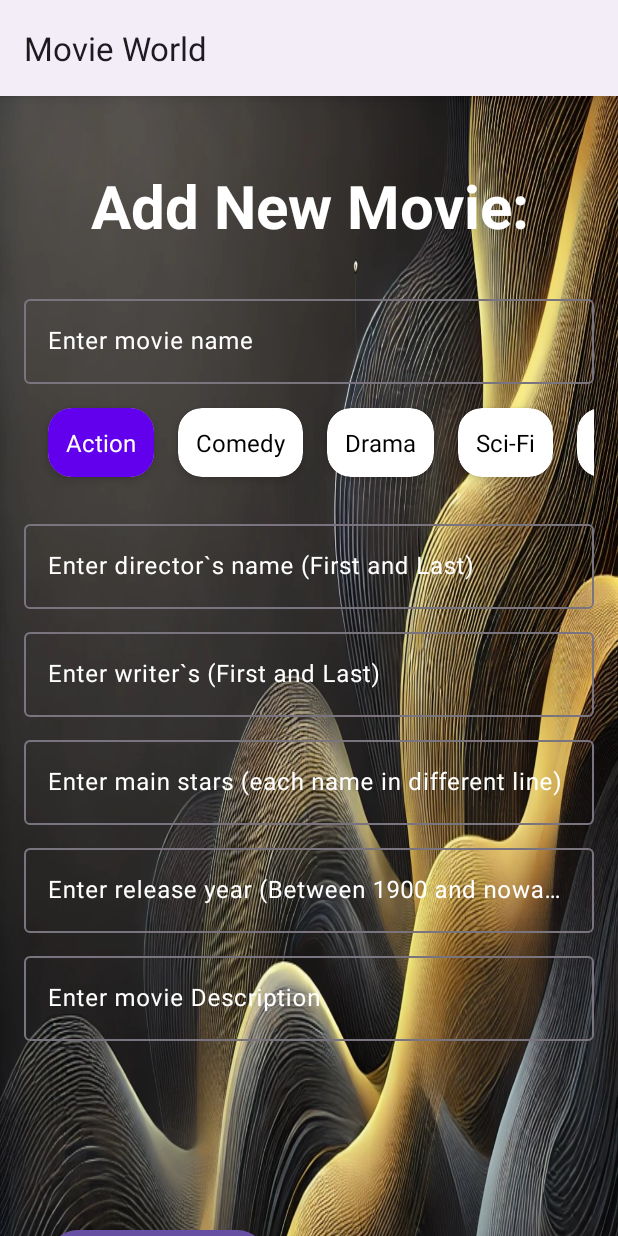
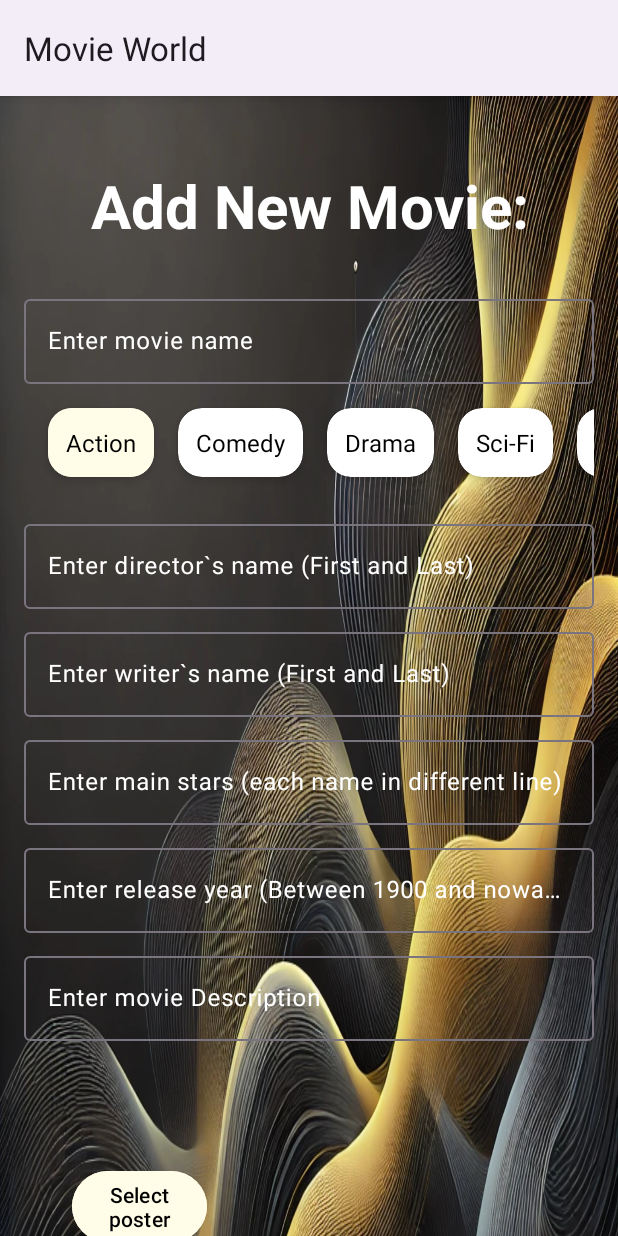
Before and after one commit to yuval-itzhak/Movie-World-App, an Android app: the AddMovieFragment screen opened through its navigation route, after a tap on "Action", on a phone screen of 412 x 824 dp. Run offline under Robolectric (Android 15) with nearby library versions, the phone set to English and light mode, and no system bars; our stand-ins replace Room's generated code.

Commit message:
genre color update

```diff
--- a/app/src/main/java/com/example/architectureproject/ui/genre_selection/GenreAdapter.kt
+++ b/app/src/main/java/com/example/architectureproject/ui/genre_selection/GenreAdapter.kt
@@ -28,12 +28,24 @@ class GenreAdapter(
         holder.genreTextView.text = genre
 
         // Update background color based on selection
+        // Default state: all items have background #FFFDE7 and text color black
+        holder.genreTextView.setBackgroundColor(0xFFFDE7.toInt())
+        holder.genreTextView.setTextColor(0xFF000000.toInt()) // Black color for text
+
+        // Highlight selected item
         if (position == selectedPosition) {
-            holder.genreTextView.setBackgroundColor(0xFF6200EE.toInt()) // Highlighted color (purple)
-            holder.genreTextView.setTextColor(0xFFFFFFFF.toInt()) // White text
-        } else {
-            holder.genreTextView.setBackgroundColor(0xA9A9A9.toInt()) // Default color (light gray)
-            holder.genreTextView.setTextColor(0xFF000000.toInt()) // Black text
+            holder.genreTextView.setBackgroundColor(0xFFF5DD42.toInt()) // Yellow background
+            holder.genreTextView.setTextColor(0xFF000000.toInt()) // Black color for text
+        }
+
+        // Handle click event to update selection
+        holder.itemView.setOnClickListener {
+            val previousPosition = selectedPosition
+            selectedPosition = position
+
+            // Notify changes to update UI
+            notifyItemChanged(previousPosition) // Refresh previously selected item
+            notifyItemChanged(selectedPosition) // Refresh newly selected item
         }
 
         // Handle item click
--- a/app/src/main/res/layout/add_movie_layout.xml
+++ b/app/src/main/res/layout/add_movie_layout.xml
@@ -8,9 +8,9 @@
     <LinearLayout
         android:layout_width="match_parent"
         android:layout_height="match_parent"
+        android:background="@drawable/background_black_yellow"
         android:orientation="vertical"
         android:padding="16dp"
-        android:background="@drawable/background_black_yellow"
         tools:context=".ui.add_character.AddMovieFragment">
 
         <TextView
@@ -22,16 +22,16 @@
             android:gravity="center"
             android:padding="10dp"
             android:text="Add New Movie:"
+            android:textColor="@color/white"
             android:textSize="40sp"
-            android:textColor="@color/white"
             android:textStyle="bold" />
 
         <com.google.android.material.textfield.TextInputLayout
             style="@style/ThemeOverlay.Material3.AutoCompleteTextView.OutlinedBox.Dense"
             android:layout_width="match_parent"
+            android:layout_height="wrap_content"
             android:textColor="@color/white"
-            android:textColorHint="@color/white"
-            android:layout_height="wrap_content">
+            android:textColorHint="@color/white">
 
             <com.google.android.material.textfield.TextInputEditText
                 android:id="@+id/movie_title"
@@ -61,123 +61,135 @@
             style="@style/ThemeOverlay.Material3.AutoCompleteTextView.OutlinedBox.Dense"
             android:layout_width="match_parent"
             android:layout_height="wrap_content"
+            android:layout_marginTop="10dp"
             android:textColor="@color/white"
-            android:textColorHint="@color/white"
-            android:layout_marginTop="10dp">
+            android:textColorHint="@color/white">
 
             <com.google.android.material.textfield.TextInputEditText
                 android:id="@+id/movie_director"
                 android:layout_width="match_parent"
+                android:layout_height="wrap_content"
+                android:hint="Enter director`s name (First and Last)"
                 android:textColor="@color/white"
-                android:textColorHint="@color/white"
-                android:layout_height="wrap_content"
-                android:hint="Enter director`s name (First and Last)" />
+                android:textColorHint="@color/white" />
         </com.google.android.material.textfield.TextInputLayout>
 
         <com.google.android.material.textfield.TextInputLayout
             style="@style/ThemeOverlay.Material3.AutoCompleteTextView.OutlinedBox.Dense"
             android:layout_width="match_parent"
             android:layout_height="wrap_content"
+            android:layout_marginTop="10dp"
             android:textColor="@color/white"
-            android:textColorHint="@color/white"
-            android:layout_marginTop="10dp">
+            android:textColorHint="@color/white">
 
             <com.google.android.material.textfield.TextInputEditText
                 android:id="@+id/movie_writer"
                 android:layout_width="match_parent"
+                android:layout_height="wrap_content"
+                android:hint="Enter writer`s name (First and Last)"
                 android:textColor="@color/white"
-                android:textColorHint="@color/white"
-                android:layout_height="wrap_content"
-                android:hint="Enter writer`s (First and Last)" />
+                android:textColorHint="@color/white" />
         </com.google.android.material.textfield.TextInputLayout>
 
         <com.google.android.material.textfield.TextInputLayout
             style="@style/ThemeOverlay.Material3.AutoCompleteTextView.OutlinedBox.Dense"
             android:layout_width="match_parent"
             android:layout_height="wrap_content"
+            android:layout_marginTop="10dp"
             android:textColor="@color/white"
-            android:textColorHint="@color/white"
-            android:layout_marginTop="10dp">
+            android:textColorHint="@color/white">
 
             <com.google.android.material.textfield.TextInputEditText
                 android:id="@+id/movie_stars"
                 android:layout_width="match_parent"
+                android:layout_height="wrap_content"
+                android:hint="Enter main stars (each name in different line)"
                 android:textColor="@color/white"
-                android:textColorHint="@color/white"
-                android:layout_height="wrap_content"
-                android:hint="Enter main stars (each name in different line)" />
+                android:textColorHint="@color/white" />
         </com.google.android.material.textfield.TextInputLayout>
 
         <com.google.android.material.textfield.TextInputLayout
             style="@style/ThemeOverlay.Material3.AutoCompleteTextView.OutlinedBox.Dense"
             android:layout_width="match_parent"
             android:layout_height="wrap_content"
+            android:layout_marginTop="10dp"
             android:textColor="@color/white"
-            android:textColorHint="@color/white"
-            android:layout_marginTop="10dp">
+            android:textColorHint="@color/white">
 
             <com.google.android.material.textfield.TextInputEditText
                 android:id="@+id/movie_release"
                 android:layout_width="match_parent"
                 android:layout_height="wrap_content"
+                android:hint="Enter release year (Between 1900 and nowadays)"
+                android:inputType="number"
                 android:textColor="@color/white"
-                android:textColorHint="@color/white"
-                android:hint="Enter release year (Between 1900 and nowadays)"
-                android:inputType="number" />
+                android:textColorHint="@color/white" />
         </com.google.android.material.textfield.TextInputLayout>
 
         <com.google.android.material.textfield.TextInputLayout
             style="@style/ThemeOverlay.Material3.AutoCompleteTextView.OutlinedBox.Dense"
             android:layout_width="match_parent"
             android:layout_height="wrap_content"
+            android:layout_marginTop="10dp"
             android:textColor="@color/white"
-            android:textColorHint="@color/white"
-            android:layout_marginTop="10dp">
+            android:textColorHint="@color/white">
 
             <com.google.android.material.textfield.TextInputEditText
                 android:id="@+id/movie_description"
                 android:layout_width="match_parent"
+                android:layout_height="wrap_content"
+                android:hint="Enter movie Description"
                 android:textColor="@color/white"
-                android:textColorHint="@color/white"
-                android:layout_height="wrap_content"
-                android:hint="Enter movie Description" />
+                android:textColorHint="@color/white" />
         </com.google.android.material.textfield.TextInputLayout>
 
         <LinearLayout
             android:layout_width="match_parent"
             android:layout_height="wrap_content"
+            android:gravity="center_vertical"
             android:orientation="horizontal"
-            android:gravity="center_vertical"
             android:padding="16dp">
 
-            <!-- Pick Image Button -->
-            <Button
-                android:id="@+id/image_btn"
-                android:layout_width="90dp"
+            <LinearLayout
+                android:layout_width="258dp"
                 android:layout_height="wrap_content"
-                android:layout_weight="1"
-                android:layout_marginEnd="8dp"
-                android:text="Select poster"
-                android:gravity="center" />
+                android:gravity="center_vertical"
+                android:orientation="vertical"
+                android:padding="16dp">
+                <!-- Pick Image Button -->
+                <Button
+                    android:id="@+id/image_btn"
+                    android:layout_width="90dp"
+                    android:layout_height="wrap_content"
+                    android:layout_marginEnd="8dp"
+                    android:layout_weight="1"
+                    android:gravity="center"
+                    android:textColor="@color/black"
+                    android:backgroundTint="#FFFDE7"
+                    android:text="Select poster" />
 
-            <!-- Result Image -->
+                <Button
+                    android:id="@+id/finish_btn"
+                    android:layout_width="90dp"
+                    android:layout_height="wrap_content"
+                    android:layout_marginTop="16dp"
+                    android:textColor="@color/black"
+                    android:backgroundTint="#FFFDE7"
+                    android:gravity="center"
+                    android:text="Add movie" />
+            </LinearLayout>
+
             <ImageView
                 android:id="@+id/result_image"
                 android:layout_width="130dp"
                 android:layout_height="260dp"
+                android:layout_marginStart="8dp"
                 android:layout_weight="1"
-                android:layout_marginStart="8dp"
                 android:scaleType="centerCrop"
                 android:src="@drawable/ic_launcher_background" />
         </LinearLayout>
 
-        <Button
-            android:id="@+id/finish_btn"
-            android:layout_width="wrap_content"
-            android:layout_height="wrap_content"
-            android:layout_gravity="center"
-            android:layout_marginTop="16dp"
-            android:text="Add movie" />
+
     </LinearLayout>
 
 </ScrollView>
--- a/app/src/main/res/layout/movie_genre.xml
+++ b/app/src/main/res/layout/movie_genre.xml
@@ -13,5 +13,7 @@
         android:layout_height="wrap_content"
         android:padding="12dp"
         android:textSize="16sp"
+        android:backgroundTint="#FFFDE7"
+        android:textColor="@color/black"
         android:gravity="center"/>
 </androidx.cardview.widget.CardView>
```
